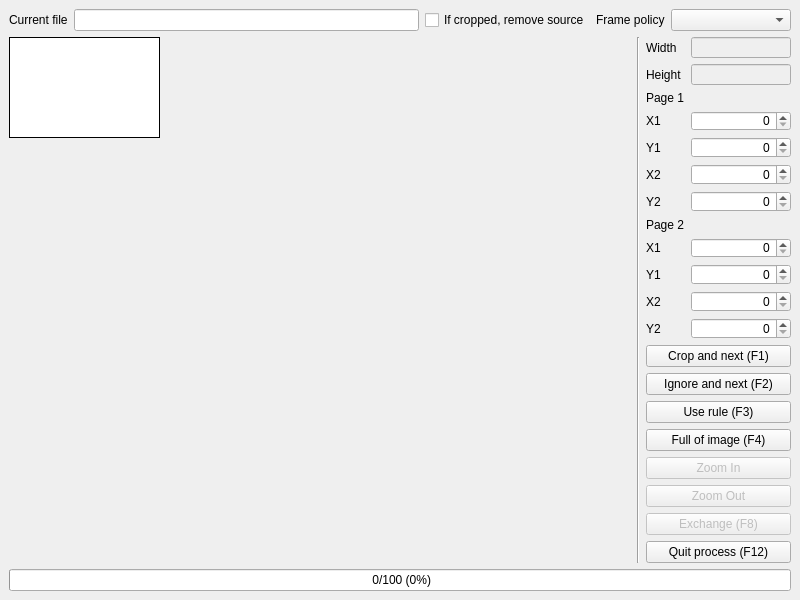
Above: uis/crop_window.ui from freedy82/Comic-Toolbox before the change. Below: the same form after it.
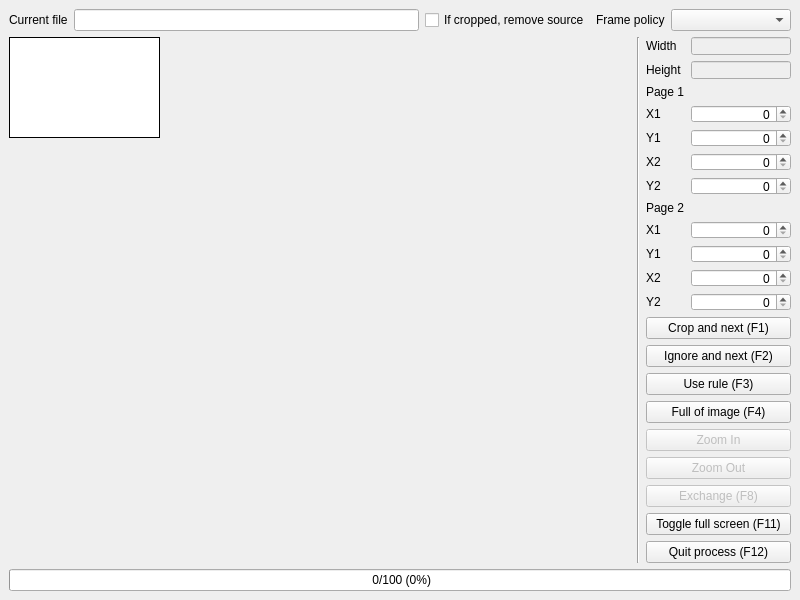
That is the form after the change. Icons and pictures are not drawn.

The edit to the form file:
```diff
--- a/uis/crop_window.ui
+++ b/uis/crop_window.ui
@@ -719,6 +719,25 @@
           </property>
          </widget>
         </item>
+        <item>
+         <widget class="QPushButton" name="btn_full_screen">
+          <property name="sizePolicy">
+           <sizepolicy hsizetype="Preferred" vsizetype="Fixed">
+            <horstretch>0</horstretch>
+            <verstretch>0</verstretch>
+           </sizepolicy>
+          </property>
+          <property name="maximumSize">
+           <size>
+            <width>150</width>
+            <height>16777215</height>
+           </size>
+          </property>
+          <property name="text">
+           <string>Toggle full screen (F11)</string>
+          </property>
+         </widget>
+        </item>
         <item>
          <widget class="QPushButton" name="btn_quit">
           <property name="sizePolicy">
```
